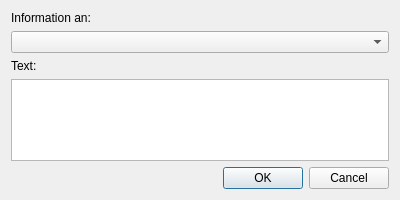
Above: src/infoopen.ui from lbartl/klassenchat before the change. Below: the same form after it.
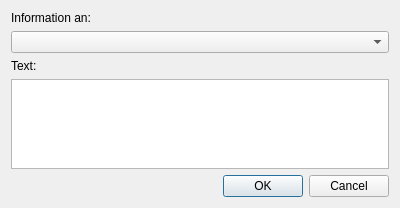
That is the form after the change. Icons and pictures are not drawn.

The edit to the form file:
```diff
--- a/src/infoopen.ui
+++ b/src/infoopen.ui
@@ -7,7 +7,7 @@
     <x>0</x>
     <y>0</y>
     <width>400</width>
-    <height>200</height>
+    <height>208</height>
    </rect>
   </property>
   <property name="windowTitle">
```
Left out of the diff: 8 changed lines with no effect on the pictures.
